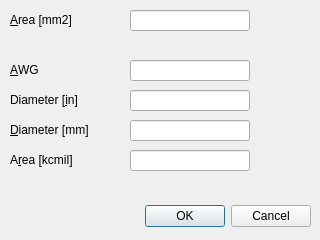
The window that vicalc/ui/mm2_to_awg_dialog.ui (Kudaschov/ViCalc) describes before a commit, drawn with Qt 5.
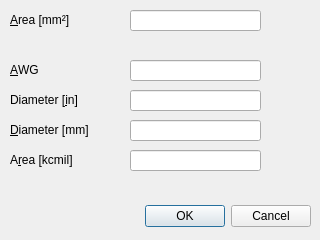
The same window after the commit. Custom widgets are drawn as their Qt base class.

```diff
--- a/vicalc/ui/mm2_to_awg_dialog.ui
+++ b/vicalc/ui/mm2_to_awg_dialog.ui
@@ -50,7 +50,7 @@
     <rect>
      <x>130</x>
      <y>60</y>
-     <width>120</width>
+     <width>131</width>
      <height>21</height>
     </rect>
    </property>
@@ -79,7 +79,7 @@
     <rect>
      <x>130</x>
      <y>90</y>
-     <width>120</width>
+     <width>131</width>
      <height>21</height>
     </rect>
    </property>
@@ -108,7 +108,7 @@
     <rect>
      <x>130</x>
      <y>120</y>
-     <width>120</width>
+     <width>131</width>
      <height>21</height>
     </rect>
    </property>
@@ -137,7 +137,7 @@
     <rect>
      <x>130</x>
      <y>150</y>
-     <width>120</width>
+     <width>131</width>
      <height>21</height>
     </rect>
    </property>
@@ -155,7 +155,7 @@
     </rect>
    </property>
    <property name="text">
-    <string>&amp;Area [mm2]</string>
+    <string>&amp;Area [mm²]</string>
    </property>
    <property name="buddy">
     <cstring>areaMm2LineEdit</cstring>
@@ -166,7 +166,7 @@
     <rect>
      <x>130</x>
      <y>10</y>
-     <width>120</width>
+     <width>131</width>
      <height>21</height>
     </rect>
    </property>
@@ -175,6 +175,13 @@
    </property>
   </widget>
  </widget>
+ <customwidgets>
+  <customwidget>
+   <class>DotLineEdit</class>
+   <extends>QLineEdit</extends>
+   <header>.dot_line_edit</header>
+  </customwidget>
+ </customwidgets>
  <tabstops>
   <tabstop>areaMm2LineEdit</tabstop>
   <tabstop>awgLineEdit</tabstop>
```
Left out of the diff: 4 changed lines with no effect on the pictures.
